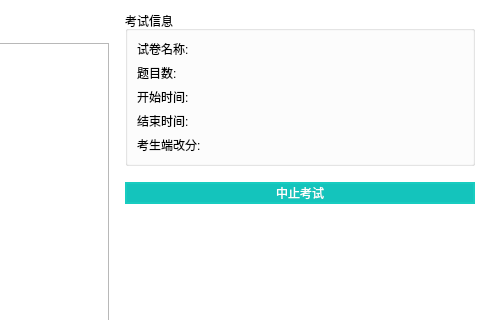
Old version of the form Widget/examwidget.ui in the repository jkjkil4/ExamSysTeacher; both pictures show x 754 to 1240 and y 0 to 320 of the 1240 by 760 pixel window.
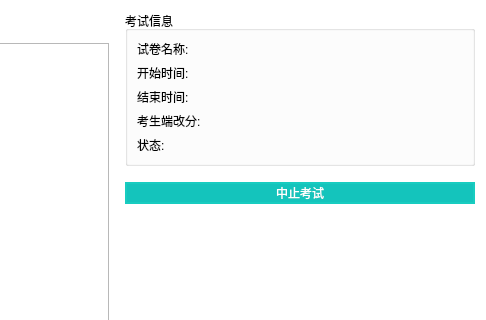
New version of the form.

Commit message: 分离题目控件和题目数据

```diff
--- a/Widget/examwidget.ui
+++ b/Widget/examwidget.ui
@@ -117,24 +117,6 @@
           </item>
          </layout>
         </item>
-        <item>
-         <layout class="QHBoxLayout" name="layoutQuesCnt" stretch="0,1">
-          <item>
-           <widget class="QLabel" name="labelQuesCntText">
-            <property name="text">
-             <string>题目数:</string>
-            </property>
-           </widget>
-          </item>
-          <item>
-           <widget class="QLabel" name="labelQuesCnt">
-            <property name="text">
-             <string/>
-            </property>
-           </widget>
-          </item>
-         </layout>
-        </item>
         <item>
          <layout class="QHBoxLayout" name="layoutStartDateTime" stretch="0,1">
           <item>
@@ -189,6 +171,24 @@
           </item>
          </layout>
         </item>
+        <item>
+         <layout class="QHBoxLayout" name="layoutState" stretch="0,1">
+          <item>
+           <widget class="QLabel" name="labelStateText">
+            <property name="text">
+             <string>状态:</string>
+            </property>
+           </widget>
+          </item>
+          <item>
+           <widget class="QLabel" name="labelState">
+            <property name="text">
+             <string/>
+            </property>
+           </widget>
+          </item>
+         </layout>
+        </item>
        </layout>
       </widget>
      </item>
```
The commit also changes 16 other files.
